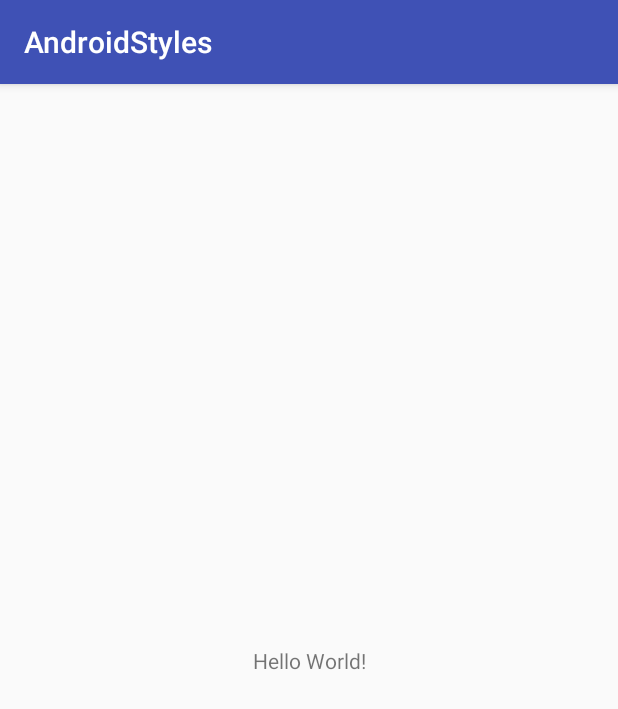
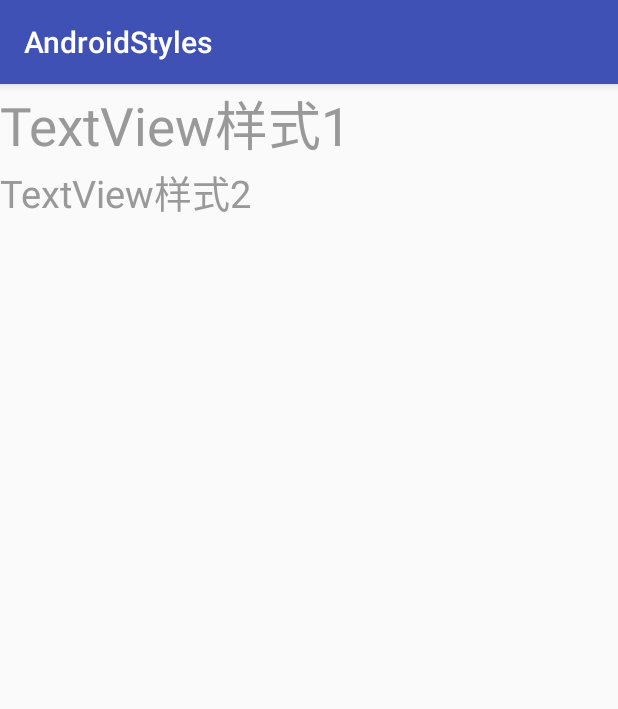
Before and after one commit to huangguangda/AndroidStyles, an Android app: the screen it shows after launch (MainActivity), on a phone screen of 412 x 824 dp. Shown: the top 709 px of the screen. Run offline under Robolectric (Android 15) with nearby library versions, the phone set to English and light mode, and no system bars.

Commit message:
样式搞定

```diff
--- a/app/src/main/res/layout/activity_main.xml
+++ b/app/src/main/res/layout/activity_main.xml
@@ -1,19 +1,18 @@
 <?xml version="1.0" encoding="utf-8"?>
-<android.support.constraint.ConstraintLayout
+<LinearLayout
     xmlns:android="http://schemas.android.com/apk/res/android"
-    xmlns:app="http://schemas.android.com/apk/res-auto"
     xmlns:tools="http://schemas.android.com/tools"
     android:layout_width="match_parent"
     android:layout_height="match_parent"
-    tools:context="cn.edu.gdmec.android.androidstyles.MainActivity">
+    android:orientation="vertical"
+    tools:context=".MainActivity">
 
     <TextView
-        android:layout_width="wrap_content"
-        android:layout_height="wrap_content"
-        android:text="Hello World!"
-        app:layout_constraintBottom_toBottomOf="parent"
-        app:layout_constraintLeft_toLeftOf="parent"
-        app:layout_constraintRight_toRightOf="parent"
-        app:layout_constraintTop_toTopOf="parent"/>
+        style="@style/textStyle_one"
+        android:text="TextView样式1"/>
 
-</android.support.constraint.ConstraintLayout>
+    <TextView
+        style="@style/textStyle_two"
+        android:text="TextView样式2"/>
+
+</LinearLayout>
```
